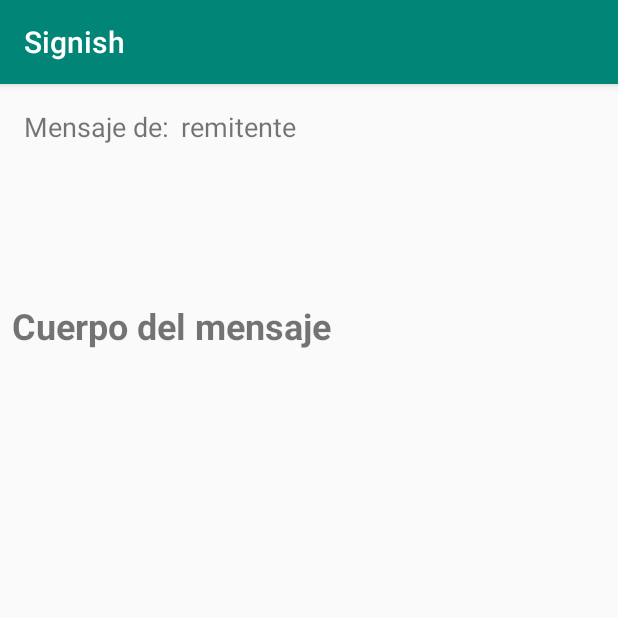
After one commit to Isha-Maite/Signish, an Android app: the fragment recieveFeedback shown on its own in the app's theme, on a phone screen of 412 x 824 dp, the top half of it. The commit adds this screen. Run offline under Robolectric (Android 15) with nearby library versions, the phone set to English and light mode, and no system bars; our stand-ins replace Firebase (no records; nobody signed in at launch, a user with empty details on screens opened directly); 3 statements that could not run were skipped.

Commit message:
Added a function to read message from firebase.

```diff
--- a/app/src/main/java/com/example/signish/MainActivity.java
+++ b/app/src/main/java/com/example/signish/MainActivity.java
@@ -11,25 +11,20 @@ import java.io.IOException;
 import java.io.InputStreamReader;
 import java.io.ObjectOutputStream;
 
-import android.content.ContentValues;
 import android.content.Context;
-import android.database.Cursor;
-import android.database.sqlite.SQLiteDatabase;
 import android.os.AsyncTask;
 import android.os.Bundle;
-import android.util.Log;
 import android.view.Menu;
 import android.view.MenuInflater;
 import android.view.MenuItem;
 import android.widget.Toast;
 
 
-import com.example.signish.Model.Fichaje;
 import com.example.signish.Model.Usuario;
+import com.example.signish.View.recieveFeedback;
 import com.example.signish.View.Feedback_Messages;
 import com.example.signish.View.FichajeFragment;
 import com.example.signish.View.InternetView;
-import com.example.signish.View.Listado;
 import com.example.signish.View.LoginFragment;
 
 import java.io.FileNotFoundException;
@@ -88,12 +83,14 @@ public class MainActivity extends AppCompatActivity {
         }
 
         if(id==R.id.menu_list){
-            Toast.makeText(this,"List",Toast.LENGTH_SHORT).show();
-            Fragment fm = new Listado();
+            Toast.makeText(this,"Recieve Message",Toast.LENGTH_SHORT).show();
+            Fragment fm = new recieveFeedback();
             FragmentTransaction transaction = getSupportFragmentManager().beginTransaction();
             transaction.replace(R.id.fragment_container, fm);
             transaction.commit();
         }
+
+
 
         if(id==R.id.menu_intranet){
             Toast.makeText(this,"Intranet",Toast.LENGTH_SHORT).show();
--- /dev/null
+++ b/app/src/main/java/com/example/signish/Model/RecieveFeedbackViewModel.java
@@ -0,0 +1,68 @@
+package com.example.signish.Model;
+
+import com.google.firebase.database.DataSnapshot;
+import com.google.firebase.database.DatabaseError;
+import com.google.firebase.database.DatabaseReference;
+import com.google.firebase.database.FirebaseDatabase;
+import com.google.firebase.database.ValueEventListener;
+
+import androidx.annotation.NonNull;
+import androidx.lifecycle.LiveData;
+import androidx.lifecycle.MutableLiveData;
+import androidx.lifecycle.ViewModel;
+
+public class RecieveFeedbackViewModel extends ViewModel {
+    private MutableLiveData<Mensaje> mMsg;
+    private MutableLiveData<String> msgID;
+
+    public RecieveFeedbackViewModel() {
+        mMsg = new MutableLiveData<>();
+        msgID = new MutableLiveData<>();
+
+    }
+
+    public LiveData<Mensaje> getMsg() {
+        return mMsg;
+    }
+
+    public LiveData<String> getMsgID() {
+        return msgID;
+    }
+
+    public void readMsgID(String uid){
+
+        DatabaseReference db = FirebaseDatabase.getInstance().getReference();
+
+        db.child("feedbackMessages").child("usuarios").child(uid).child("mensaje").addValueEventListener(new ValueEventListener() {
+            @Override
+            public void onDataChange(@NonNull DataSnapshot dataSnapshot) {
+                msgID.postValue(dataSnapshot.getValue(String.class));
+            }
+
+            @Override
+            public void onCancelled(@NonNull DatabaseError databaseError) {
+
+            }
+        });
+
+    }
+
+    public void readMsg(String msgID){
+
+        DatabaseReference db = FirebaseDatabase.getInstance().getReference();
+
+        db.child("feedbackMessages").child("mensajes").child(msgID).addValueEventListener(new ValueEventListener() {
+            @Override
+            public void onDataChange(@NonNull DataSnapshot dataSnapshot) {
+                mMsg.postValue(dataSnapshot.getValue(Mensaje.class));
+            }
+
+            @Override
+            public void onCancelled(@NonNull DatabaseError databaseError) {
+
+            }
+        });
+
+    }
+
+}
--- /dev/null
+++ b/app/src/main/java/com/example/signish/View/recieveFeedback.java
@@ -0,0 +1,57 @@
+package com.example.signish.View;
+
+import androidx.lifecycle.Observer;
+import androidx.lifecycle.ViewModelProviders;
+
+import android.os.Bundle;
+
+import androidx.annotation.NonNull;
+import androidx.annotation.Nullable;
+import androidx.fragment.app.Fragment;
+
+import android.util.Log;
+import android.view.LayoutInflater;
+import android.view.View;
+import android.view.ViewGroup;
+import android.widget.TextView;
+
+import com.example.signish.Model.Mensaje;
+import com.example.signish.Model.RecieveFeedbackViewModel;
+import com.example.signish.R;
+
+public class recieveFeedback extends Fragment {
+
+    private RecieveFeedbackViewModel mViewModel;
+
+    @Override
+    public View onCreateView(@NonNull LayoutInflater inflater, @Nullable ViewGroup container,
+                             @Nullable Bundle savedInstanceState) {
+
+        mViewModel =  ViewModelProviders.of(this).get(RecieveFeedbackViewModel.class);
+        View root = inflater.inflate(R.layout.recieve_feedback_fragment, container, false);
+
+        final TextView from = root.findViewById(R.id.remiteTextView);
+        final TextView msg = root.findViewById(R.id.receiveMsgTextView);
+
+        mViewModel.readMsgID("pVBEOgINbVOGdkne7Sjhg3ycW6h2");
+
+        mViewModel.getMsgID().observe(this, new Observer<String>() {
+            @Override
+            public void onChanged(String s) {
+                mViewModel.readMsg(s);
+                Log.i("VIEWMODEL getMsgID", s);
+            }
+        });
+
+        mViewModel.getMsg().observe(this, new Observer<Mensaje>() {
+            @Override
+            public void onChanged(Mensaje mensaje) {
+                from.setText(mensaje.getEmisor());
+                msg.setText(mensaje.getMensaje());
+                Log.i("VIEWMODEL getMsg", mensaje.toString());
+            }
+        });
+
+        return root;
+    }
+}
--- /dev/null
+++ b/app/src/main/res/layout/recieve_feedback_fragment.xml
@@ -0,0 +1,47 @@
+<?xml version="1.0" encoding="utf-8"?>
+<androidx.constraintlayout.widget.ConstraintLayout xmlns:android="http://schemas.android.com/apk/res/android"
+    xmlns:app="http://schemas.android.com/apk/res-auto"
+    xmlns:tools="http://schemas.android.com/tools"
+    android:layout_width="match_parent"
+    android:layout_height="match_parent">
+
+    <TextView
+        android:id="@+id/deTextView"
+        android:layout_width="wrap_content"
+        android:layout_height="wrap_content"
+        android:layout_marginStart="16dp"
+        android:layout_marginTop="16dp"
+        android:text="Mensaje de:"
+        android:textSize="18sp"
+        app:layout_constraintStart_toStartOf="parent"
+        app:layout_constraintTop_toTopOf="parent" />
+
+    <TextView
+        android:id="@+id/remiteTextView"
+        android:layout_width="0dp"
+        android:layout_height="wrap_content"
+        android:layout_marginStart="8dp"
+        android:layout_marginTop="16dp"
+        android:layout_marginEnd="8dp"
+        android:text="remitente"
+        android:textSize="18sp"
+        app:layout_constraintEnd_toEndOf="parent"
+        app:layout_constraintStart_toEndOf="@+id/deTextView"
+        app:layout_constraintTop_toTopOf="parent" />
+
+    <TextView
+        android:id="@+id/receiveMsgTextView"
+        android:layout_width="0dp"
+        android:layout_height="wrap_content"
+        android:layout_marginStart="8dp"
+        android:layout_marginEnd="8dp"
+        android:text="Cuerpo del mensaje"
+        android:textSize="24sp"
+        android:textStyle="bold"
+        app:layout_constraintBottom_toBottomOf="parent"
+        app:layout_constraintEnd_toEndOf="parent"
+        app:layout_constraintHorizontal_bias="0.5"
+        app:layout_constraintStart_toStartOf="parent"
+        app:layout_constraintTop_toBottomOf="@+id/deTextView"
+        app:layout_constraintVertical_bias="0.14999998" />
+</androidx.constraintlayout.widget.ConstraintLayout>
```
